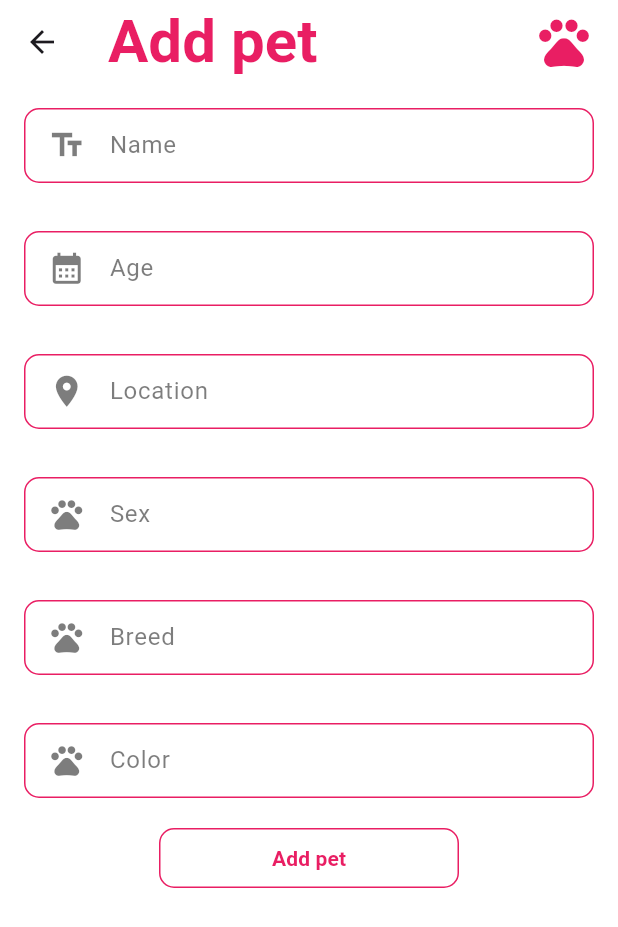
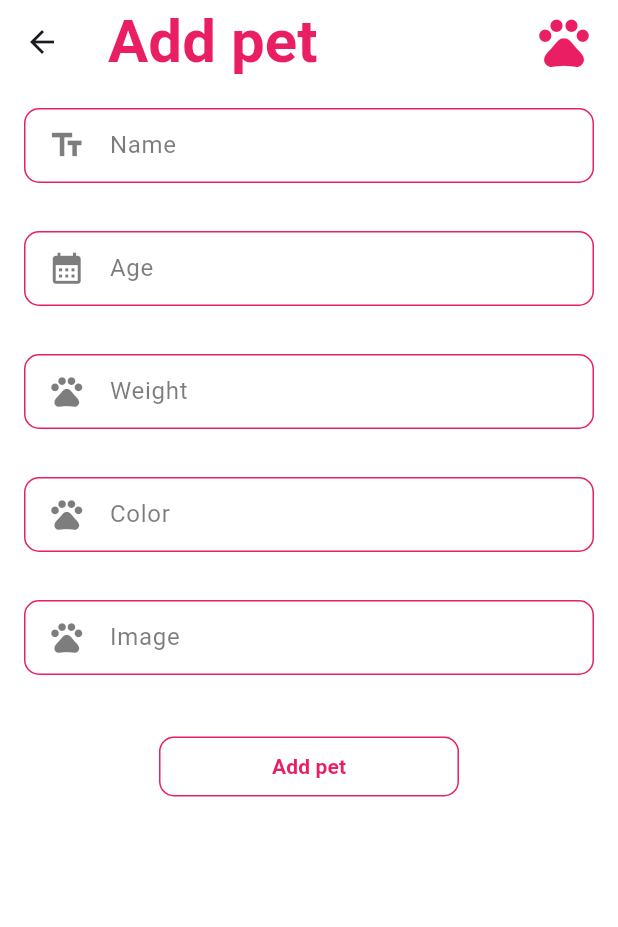
Before and after one commit to joaoVelosoT/Adopt-Me-Flutter, a Flutter app: the AddPet screen opened directly, on a phone screen of 412 x 824 dp. Shown: the top 927 px of the screen. Run offline on Flutter 3.47's test engine with Material 3 defaults, Android fonts, the phone set to English and light mode, and no system bars; our stand-ins replace localstorage; missing offline and left inert: dart:ffi.

Commit message:
add cadastro de pets

```diff
--- a/lib/main.dart
+++ b/lib/main.dart
@@ -27,7 +27,7 @@ class MyApp extends StatelessWidget {
         colorScheme: ColorScheme.fromSeed(seedColor: Colors.deepPurple),
         useMaterial3: true,
       ),
-      home: const SignUp(),
+      home:  LogIn(),
 
     );
   }
--- a/lib/views/add_pet.dart
+++ b/lib/views/add_pet.dart
@@ -1,42 +1,98 @@
+import 'dart:convert';
+
+import 'package:adopt_me/views/log_in.dart';
 import 'package:adopt_me/widgets/bottom_navigator_widget.dart';
 import 'package:flutter/material.dart';
+import 'package:http/http.dart' as http;
+import 'package:localstorage/localstorage.dart';
 
-class AddPet extends StatelessWidget {
-  const AddPet({super.key});
-
-
-// Desculpe, essa pagina fiz com preguiça
-// As outras fiz com esforço e determinação
+class AddPet extends StatefulWidget {
+  AddPet({super.key});
 
   @override
+  State<AddPet> createState() => _AddPetState();
+}
+
+class _AddPetState extends State<AddPet> {
   Widget build(BuildContext context) {
-    return  Scaffold(
+    TextEditingController nameController = TextEditingController();
+    TextEditingController ageController = TextEditingController();
+    TextEditingController weightController = TextEditingController();
+    TextEditingController colorController = TextEditingController();
+    TextEditingController imageController = TextEditingController();
+
+    String msgError = "";
+
+    void addPet() async {
+      await initLocalStorage();
+      var token = localStorage.getItem("token");
+
+      print(token.toString());
+      if (token == null) {
+        Navigator.of(context)
+            .push(MaterialPageRoute(builder: (context) => LogIn()));
+      }
+
+      var client = http.Client();
+      var url = "https://pet-adopt-dq32j.ondigitalocean.app/pet/create";
+      var data = {
+        "name": nameController.text,
+        "color": colorController.text,
+        "weight": weightController.text,
+        "age": ageController.text,
+        "images": [imageController.text]
+      };
+
+      try {
+        var response = await client.post(Uri.parse(url), body: json.encode(data), headers: {'Content-Type' : 'application/json', 'Authorization' : token.toString()});
+        print(response.body);
+
+        setState(() {
+          msgError = response.body;
+        });
+      } catch (e) {
+        print(e);
+      } finally {
+        client.close();
+      }
+    }
+
+    ;
+
+    return Scaffold(
       backgroundColor: Colors.white,
       appBar: AppBar(
         backgroundColor: Colors.white,
         title: const Row(
           mainAxisAlignment: MainAxisAlignment.spaceBetween,
           children: [
-            Text("Add pet", style: TextStyle(color: Colors.pink, fontWeight: FontWeight.bold, fontSize: 40),),
-            Icon(Icons.pets, color: Colors.pink,size: 40 ,)
+            Text(
+              "Add pet",
+              style: TextStyle(
+                  color: Colors.pink,
+                  fontWeight: FontWeight.bold,
+                  fontSize: 40),
+            ),
+            Icon(
+              Icons.pets,
+              color: Colors.pink,
+              size: 40,
+            )
           ],
         ),
       ),
       body: SingleChildScrollView(
-
         child: Column(
-
           children: [
-
             Padding(
               padding: const EdgeInsets.all(16.0),
               child: Container(
                 decoration: BoxDecoration(
                   border: Border.all(width: 1, color: Colors.pink),
                   borderRadius: BorderRadius.circular(10),
-
                 ),
                 child: TextField(
+                  controller: nameController,
                   decoration: InputDecoration(
                       icon: Container(
                           margin: const EdgeInsets.only(left: 15),
@@ -52,7 +108,6 @@ class AddPet extends StatelessWidget {
                       // border
                       ),
                 ),
-
               ),
             ),
             Padding(
@@ -61,9 +116,9 @@ class AddPet extends StatelessWidget {
                 decoration: BoxDecoration(
                   border: Border.all(width: 1, color: Colors.pink),
                   borderRadius: BorderRadius.circular(10),
-
                 ),
                 child: TextField(
+                  controller: ageController,
                   decoration: InputDecoration(
                       icon: Container(
                           margin: const EdgeInsets.only(left: 15),
@@ -79,7 +134,6 @@ class AddPet extends StatelessWidget {
                       // border
                       ),
                 ),
-
               ),
             ),
             Padding(
@@ -88,34 +142,6 @@ class AddPet extends StatelessWidget {
                 decoration: BoxDecoration(
                   border: Border.all(width: 1, color: Colors.pink),
                   borderRadius: BorderRadius.circular(10),
-
-                ),
-                child: TextField(
-                          decoration: InputDecoration(
-                              icon: Container(
-                                  margin: const EdgeInsets.only(left: 15),
-                                  child: const Icon(
-                                    Icons.location_on,
-                                    size: 25,
-                                    color: Color.fromRGBO(42, 42, 42, 0.612),
-                                  )),
-                              hintText: "Location",
-                              hintStyle: const TextStyle(
-                                  color: Color.fromRGBO(42, 42, 42, 0.612)),
-                              border: InputBorder.none
-                              // border
-                              ),
-                        ),
-
-              ),
-            ),
-            Padding(
-              padding: const EdgeInsets.all(16.0),
-              child: Container(
-                decoration: BoxDecoration(
-                  border: Border.all(width: 1, color: Colors.pink),
-                  borderRadius: BorderRadius.circular(10),
-
                 ),
                 child: TextField(
                   decoration: InputDecoration(
@@ -126,15 +152,13 @@ class AddPet extends StatelessWidget {
                             size: 25,
                             color: Color.fromRGBO(42, 42, 42, 0.612),
                           )),
-
-                              hintText: "Sex",
+                      hintText: "Weight",
                       hintStyle: const TextStyle(
                           color: Color.fromRGBO(42, 42, 42, 0.612)),
                       border: InputBorder.none
                       // border
                       ),
                 ),
-
               ),
             ),
             Padding(
@@ -143,9 +167,9 @@ class AddPet extends StatelessWidget {
                 decoration: BoxDecoration(
                   border: Border.all(width: 1, color: Colors.pink),
                   borderRadius: BorderRadius.circular(10),
-
                 ),
                 child: TextField(
+                  controller: colorController,
                   decoration: InputDecoration(
                       icon: Container(
                           margin: const EdgeInsets.only(left: 15),
@@ -154,15 +178,13 @@ class AddPet extends StatelessWidget {
                             size: 25,
                             color: Color.fromRGBO(42, 42, 42, 0.612),
                           )),
-
-                              hintText: "Breed",
+                      hintText: "Color",
                       hintStyle: const TextStyle(
                           color: Color.fromRGBO(42, 42, 42, 0.612)),
                       border: InputBorder.none
                       // border
                       ),
                 ),
-
               ),
             ),
             Padding(
@@ -171,9 +193,9 @@ class AddPet extends StatelessWidget {
                 decoration: BoxDecoration(
                   border: Border.all(width: 1, color: Colors.pink),
                   borderRadius: BorderRadius.circular(10),
-
                 ),
                 child: TextField(
+                  controller: imageController,
                   decoration: InputDecoration(
                       icon: Container(
                           margin: const EdgeInsets.only(left: 15),
@@ -182,20 +204,16 @@ class AddPet extends StatelessWidget {
                             size: 25,
                             color: Color.fromRGBO(42, 42, 42, 0.612),
                           )),
-
-                              hintText: "Color",
+                      hintText: "Image",
                       hintStyle: const TextStyle(
                           color: Color.fromRGBO(42, 42, 42, 0.612)),
                       border: InputBorder.none
                       // border
                       ),
                 ),
-
               ),
             ),
-
-
-
+            Text(msgError),
             Container(
               width: 200,
               decoration: BoxDecoration(
@@ -203,9 +221,15 @@ class AddPet extends StatelessWidget {
                   // borderRadius: BorderRadius.circular(233)
                   ),
               child: ElevatedButton(
-                          onPressed: (){},
-                          child: const Text("Add pet", style: TextStyle(color: Colors.pink, fontWeight: FontWeight.bold),),
-                          style:  ElevatedButton.styleFrom(
+                onPressed: () {
+                  addPet();
+                },
+                child: const Text(
+                  "Add pet",
+                  style: TextStyle(
+                      color: Colors.pink, fontWeight: FontWeight.bold),
+                ),
+                style: ElevatedButton.styleFrom(
                     elevation: 0,
                     shape: RoundedRectangleBorder(
                       // side: 1,
@@ -214,14 +238,11 @@ class AddPet extends StatelessWidget {
 
                       // Sem bordas arredondadas
                     ),
-                    backgroundColor: Colors.white
-                                ),
+                    backgroundColor: Colors.white),
               ),
             ),
           ],
-
         ),
-
       ),
       // bottomNavigationBar: BottomNavigatorWidget(),
     );
--- a/lib/views/home_screen.dart
+++ b/lib/views/home_screen.dart
@@ -75,8 +75,7 @@ class HomeScreenState extends State<HomeScreen> {
   void initState() {
     // TODO: implement initState
     getUser();
-
-    // getPets();
+    getPets();
     super.initState();
   }
 
--- a/lib/widgets/card_pets.dart
+++ b/lib/widgets/card_pets.dart
@@ -31,7 +31,7 @@ class CardPet extends StatelessWidget {
             child: Column(
               mainAxisAlignment: MainAxisAlignment.center,
               children: [
-                Image.network(images[0].toString(), height: 156, width: 260, fit: BoxFit.cover,),
+                Image.network(images[0].toString(), height: 100, width: 220, fit: BoxFit.cover,),
                 Row(
                   children: [
                     Container(
```
Lines whose indentation alone changed are shown as unchanged.
